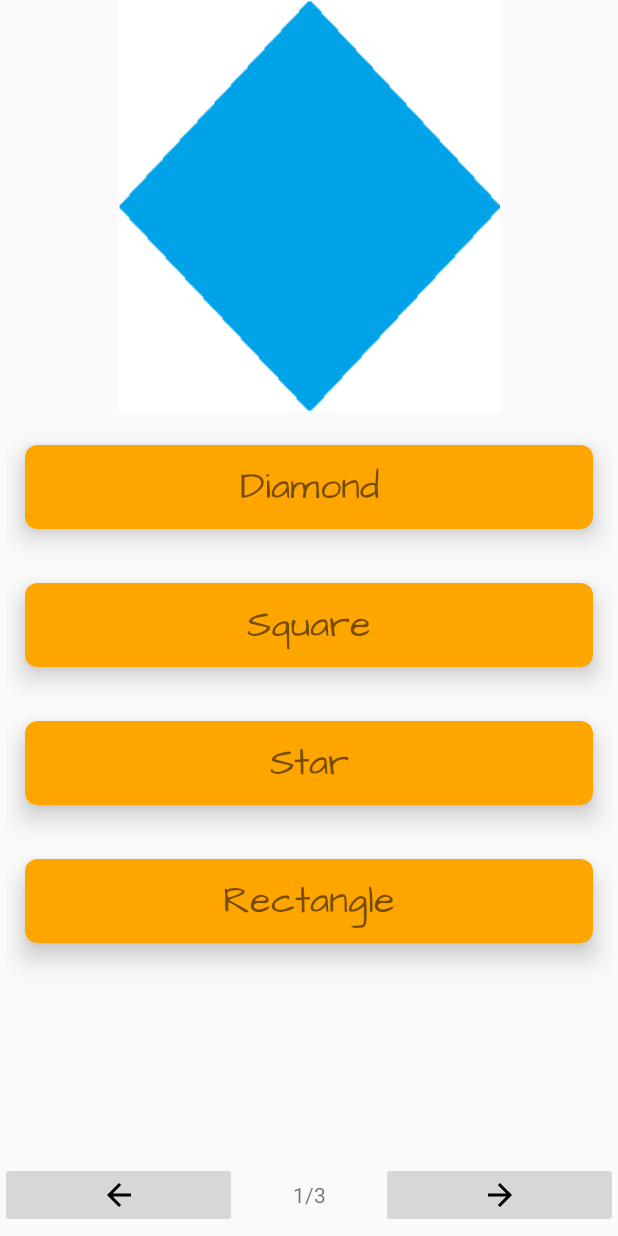
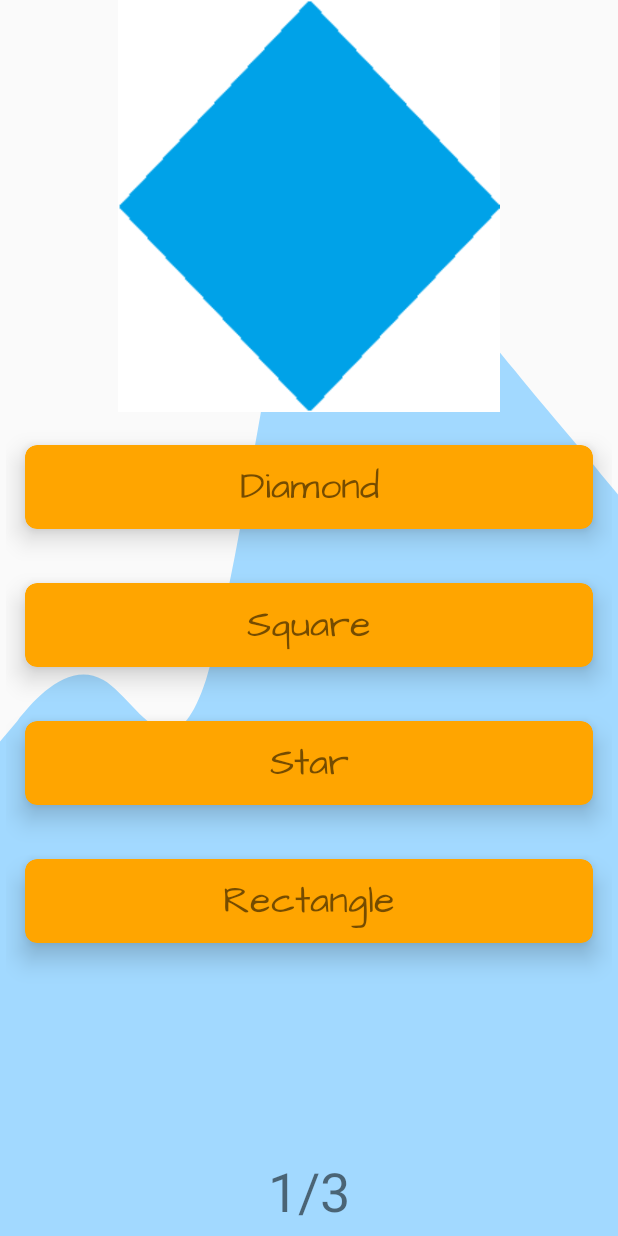
Before and after one commit to TheOnlyJVH/WILLProject, an Android app: the ShapeMatch screen opened directly, with no data from a screen before it, on a phone screen of 412 x 824 dp. Run offline under Robolectric (Android 15) with nearby library versions, the phone set to English and light mode, and no system bars.

Commit message:
Shape game UI finalized

```diff
--- a/app/build.gradle
+++ b/app/build.gradle
@@ -32,4 +32,6 @@ dependencies {
     androidTestImplementation 'androidx.test:runner:1.1.1'
     androidTestImplementation 'androidx.test.espresso:espresso-core:3.1.1'
     implementation 'androidx.cardview:cardview:1.0.0'
+    implementation 'com.google.android.material:material:<version>'
+
 }
--- a/app/src/main/java/com/higher/login_register_home/ShapeMatch.java
+++ b/app/src/main/java/com/higher/login_register_home/ShapeMatch.java
@@ -36,9 +36,6 @@ public class ShapeMatch extends AppCompatActivity {
     private List<QuestionObject> Questions;
     private OptionsAdapter adapter;
     private List<Boolean> markTracking;
-
-    //Objects
-
 
     @Override
     protected void onCreate(Bundle savedInstanceState)
@@ -93,11 +90,12 @@ public class ShapeMatch extends AppCompatActivity {
         adapter.setOnOptionsClickListener(new OptionsAdapter.onOptionClickListener() {
             @Override
             public void onOptionClick(int position) {
-                AnswerDisplay messageBox = new AnswerDisplay();
+                final AnswerDisplay messageBox = new AnswerDisplay();
                 if (Questions.get(currQuestion).getOption().get(position) == Questions.get(currQuestion).getShape())
                 {
                     messageBox.setTitle("Correct!");
                     messageBox.setMessage("Well Done!" + "\n" + "The answer was " + Questions.get(currQuestion).getShape() + "!");
+                    markTracking.set(currQuestion, true);
                 }
                 else
                 {
@@ -105,15 +103,14 @@ public class ShapeMatch extends AppCompatActivity {
                     messageBox.setMessage("Nice try!" + "\n" + "The answer was " + Questions.get(currQuestion).getShape() + "!");
                 }
 
-                markTracking.set(currQuestion, true);
                 messageBox.showNow(getSupportFragmentManager(), "messageBox");
                 messageBox.getDialog().setOnDismissListener(new DialogInterface.OnDismissListener() {
                     @Override
-                    public void onDismiss(DialogInterface dialogInterface) {
-
+                    public void onDismiss(DialogInterface dialogInterface)
+                    {
                         if (displayCurrNumber == totalQuestions)
                         {
-
+                            displayScore();
                         }
                         else
                         {
@@ -128,4 +125,27 @@ public class ShapeMatch extends AppCompatActivity {
 
 
     }
+
+    private void displayScore()
+    {
+        int score = 0;
+        for (Boolean answer: markTracking)
+        {
+            if (answer)
+            {
+                score++;
+            }
+        }
+        AnswerDisplay messageBox = new AnswerDisplay();
+        messageBox.setTitle("Final Score");
+        messageBox.setMessage("Well Done!" + "\n" + "Your score is: "  + score + "/" + markTracking.size()  + "!");
+        messageBox.showNow(getSupportFragmentManager(), "messageBox");
+        messageBox.getDialog().setOnDismissListener(new DialogInterface.OnDismissListener() {
+            @Override
+            public void onDismiss(DialogInterface dialogInterface)
+            {
+                finish();
+            }
+        });
+    }
 }
--- /dev/null
+++ b/app/src/main/res/drawable/ic_wave.xml
@@ -0,0 +1,9 @@
+<vector xmlns:android="http://schemas.android.com/apk/res/android"
+    android:width="1440dp"
+    android:height="320dp"
+    android:viewportWidth="1440"
+    android:viewportHeight="320">
+  <path
+      android:pathData="M0,192L40,186.7C80,181 160,171 240,176C320,181 400,203 480,176C560,149 640,75 720,48C800,21 880,43 960,58.7C1040,75 1120,85 1200,96C1280,107 1360,117 1400,122.7L1440,128L1440,320L1400,320C1360,320 1280,320 1200,320C1120,320 1040,320 960,320C880,320 800,320 720,320C640,320 560,320 480,320C400,320 320,320 240,320C160,320 80,320 40,320L0,320Z"
+      android:fillColor="#a2d9ff"/>
+</vector>
--- a/app/src/main/res/layout/activity_shape_match.xml
+++ b/app/src/main/res/layout/activity_shape_match.xml
@@ -5,7 +5,8 @@
     android:layout_width="match_parent"
     android:layout_height="match_parent"
     tools:context=".ShapeMatch"
-    android:orientation="vertical">
+    android:orientation="vertical"
+    android:background="@drawable/ic_wave">
 
     <RelativeLayout
         android:layout_width="match_parent"
@@ -19,7 +20,7 @@
             android:layout_height="wrap_content"
             android:layout_centerHorizontal="true"
             android:layout_centerVertical="true"
-            app:srcCompat="@drawable/join" />
+            />
     </RelativeLayout>
 
     <RelativeLayout
@@ -34,9 +35,9 @@
             android:layout_height="match_parent"
             android:layout_alignParentEnd="true"
             android:padding="4dp"
-            android:scrollbars="vertical">
-        </androidx.recyclerview.widget.RecyclerView>
+            android:scrollbars="vertical"></androidx.recyclerview.widget.RecyclerView>
     </RelativeLayout>
+
     <RelativeLayout
         android:layout_width="match_parent"
         android:layout_height="match_parent"
@@ -47,34 +48,13 @@
             android:layout_height="match_parent"
             android:orientation="horizontal">
 
-            <ImageButton
-                android:id="@+id/btnBack"
-                android:layout_width="wrap_content"
-                android:layout_height="wrap_content"
-                android:layout_weight="1"
-                android:layout_gravity="center"
-                android:paddingRight="30dp"
-                android:paddingLeft="30dp"
-                app:srcCompat="@drawable/back_arrow" />
-
             <TextView
                 android:id="@+id/txtQuestionNumber"
-                android:layout_width="wrap_content"
-                android:layout_height="wrap_content"
-                android:layout_weight="1"
-                android:layout_gravity="center"
+                android:layout_width="match_parent"
+                android:layout_height="44dp"
+                android:text="X/X"
                 android:textAlignment="center"
-                android:text="x/x" />
-
-            <ImageButton
-                android:id="@+id/btnNext"
-                android:layout_width="wrap_content"
-                android:layout_height="wrap_content"
-                android:layout_weight="1"
-                android:layout_gravity="center"
-                android:paddingRight="30dp"
-                android:paddingLeft="30dp"
-                app:srcCompat="@drawable/forward_arrow" />
+                android:textSize="36sp"/>
         </LinearLayout>
     </RelativeLayout>
 </LinearLayout>
```
Also changed, not shown: app/src/main/res/font/alegreya_sans_bold.ttf (added).
